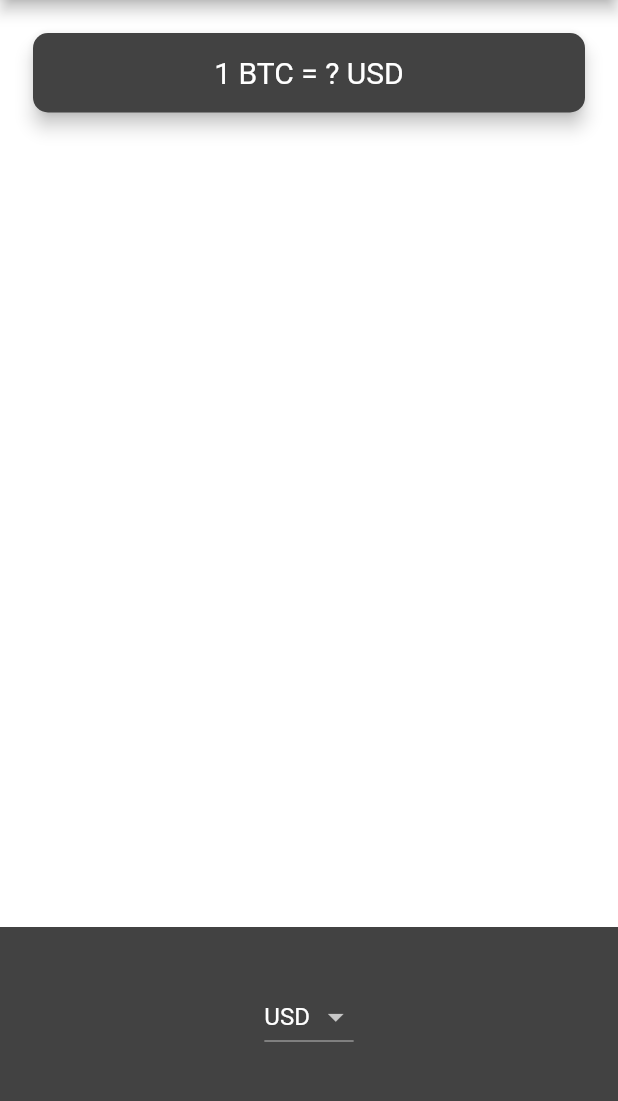
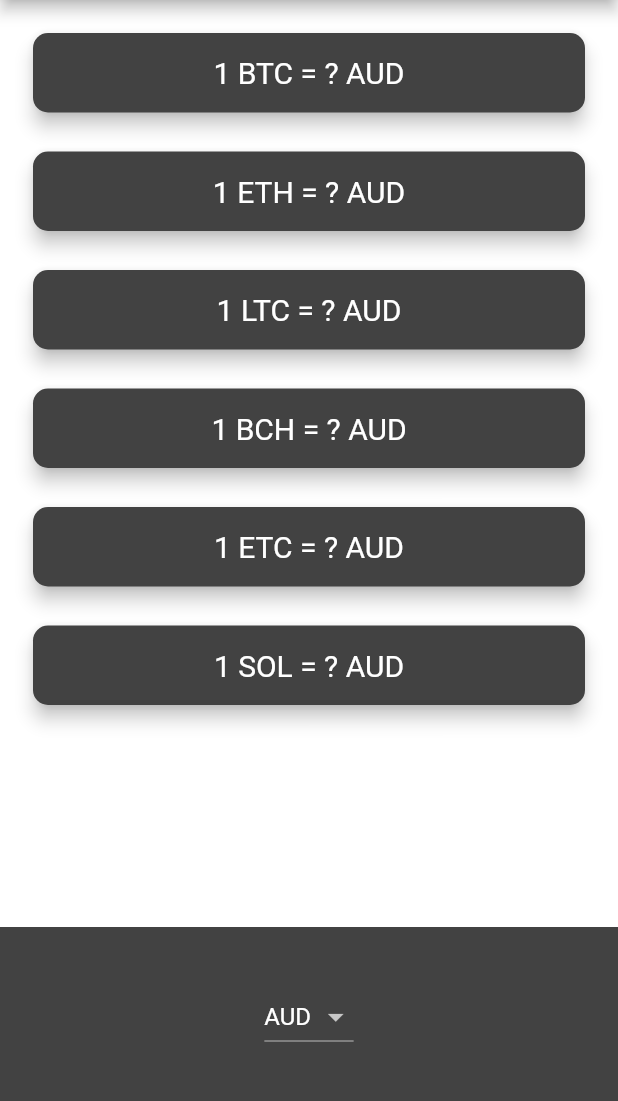
Before and after one commit to Kang-IJ/Flutter, a Flutter app: the screen it shows after launch, on a phone screen of 412 x 824 dp, the part 84-1185 px from its top. Run offline on Flutter 3.47's test engine with Material 2 defaults, Android fonts, the phone set to English and light mode, and no system bars; our stand-ins replace audioplayers, flutter_spinkit, geolocator, rflutter_alert; network calls fail.

Commit message:
feat: finish the app

```diff
--- a/bitcoin_ticker/lib/price_screen.dart
+++ b/bitcoin_ticker/lib/price_screen.dart
@@ -9,7 +9,7 @@ class PriceScreen extends StatefulWidget {
 }
 
 class _PriceScreenState extends State<PriceScreen> {
-  String selectedCurrency = 'USD';
+  String selectedCurrency = 'AUD';
 
   DropdownButton<String> androidDropdown() {
     List<DropdownMenuItem<String>> dropdownItems = [];
@@ -28,6 +28,7 @@ class _PriceScreenState extends State<PriceScreen> {
       onChanged: (value) {
         setState(() {
           selectedCurrency = value!;
+          getData();
         });
       },
     );
@@ -42,18 +43,28 @@ class _PriceScreenState extends State<PriceScreen> {
     return CupertinoPicker(
       backgroundColor: Colors.grey.shade800,
       itemExtent: 32.0,
-      onSelectedItemChanged: (selectedIndex) {},
+      onSelectedItemChanged: (selectedIndex) {
+        setState(() {
+          selectedCurrency = currenciesList[selectedIndex];
+          getData();
+        });
+      },
       children: currencyText,
     );
   }
 
   String coinRate = '?';
 
+  Map<String, String> coinValues = {};
+  bool isWaiting = true;
+
   void getData() async {
+    isWaiting = true;
     try {
-      double doubleCoinRate = await CoinData().getCoinData();
+      var data = await CoinData().getCoinData(selectedCurrency);
+      isWaiting = false;
       setState(() {
-        coinRate = doubleCoinRate.toStringAsFixed(0);
+        coinValues = data;
       });
     } catch (e) {
       print(e);
@@ -66,6 +77,21 @@ class _PriceScreenState extends State<PriceScreen> {
     getData();
   }
 
+  Column makeCards() {
+    List<CryptoCard> cryptoCards = [];
+    for (String crypto in cryptoList) {
+      cryptoCards.add(CryptoCard(
+        cryptoCurrency: crypto,
+        selectedCurrency: selectedCurrency,
+        coinRate: isWaiting ? '?' : coinValues[crypto],
+      ));
+    }
+    return Column(
+      crossAxisAlignment: CrossAxisAlignment.stretch,
+      children: cryptoCards,
+    );
+  }
+
   @override
   Widget build(BuildContext context) {
     return Scaffold(
@@ -76,26 +102,11 @@ class _PriceScreenState extends State<PriceScreen> {
         mainAxisAlignment: MainAxisAlignment.spaceBetween,
         crossAxisAlignment: CrossAxisAlignment.stretch,
         children: <Widget>[
-          Padding(
-            padding: EdgeInsets.fromLTRB(18.0, 18.0, 18.0, 0),
-            child: Card(
-              color: Colors.grey.shade800,
-              elevation: 5.0,
-              shape: RoundedRectangleBorder(
-                borderRadius: BorderRadius.circular(10.0),
-              ),
-              child: Padding(
-                padding: EdgeInsets.symmetric(vertical: 15.0, horizontal: 28.0),
-                child: Text(
-                  '1 BTC = $coinRate USD',
-                  textAlign: TextAlign.center,
-                  style: TextStyle(
-                    fontSize: 20.0,
-                    color: Colors.white,
-                  ),
-                ),
-              ),
-            ),
+          Column(
+            crossAxisAlignment: CrossAxisAlignment.stretch,
+            children: <Widget>[
+              makeCards(),
+            ],
           ),
           Container(
             height: 150.0,
@@ -109,3 +120,39 @@ class _PriceScreenState extends State<PriceScreen> {
     );
   }
 }
+
+class CryptoCard extends StatelessWidget {
+  CryptoCard(
+      {required this.coinRate,
+      required this.selectedCurrency,
+      required this.cryptoCurrency});
+
+  final String? coinRate;
+  final String selectedCurrency;
+  final String cryptoCurrency;
+
+  @override
+  Widget build(BuildContext context) {
+    return Padding(
+      padding: EdgeInsets.fromLTRB(18.0, 18.0, 18.0, 0),
+      child: Card(
+        color: Colors.grey.shade800,
+        elevation: 5.0,
+        shape: RoundedRectangleBorder(
+          borderRadius: BorderRadius.circular(10.0),
+        ),
+        child: Padding(
+          padding: EdgeInsets.symmetric(vertical: 15.0, horizontal: 28.0),
+          child: Text(
+            '1 $cryptoCurrency = $coinRate $selectedCurrency',
+            textAlign: TextAlign.center,
+            style: TextStyle(
+              fontSize: 20.0,
+              color: Colors.white,
+            ),
+          ),
+        ),
+      ),
+    );
+  }
+}
```
Also changed, not shown: bitcoin_ticker/lib/coin_data.dart (+16 -11 lines).
